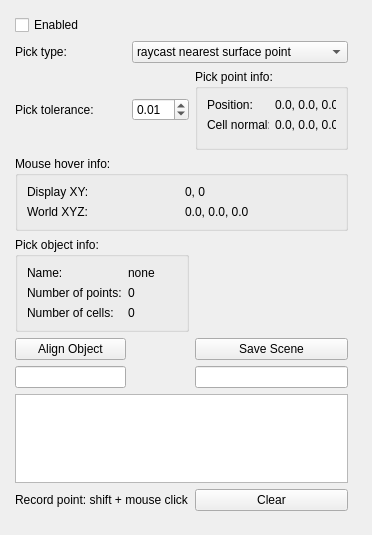
Old version of the form apps/chris/ddGroundTruthAnnotationPanel.ui in the repository RobotLocomotion/spartan.
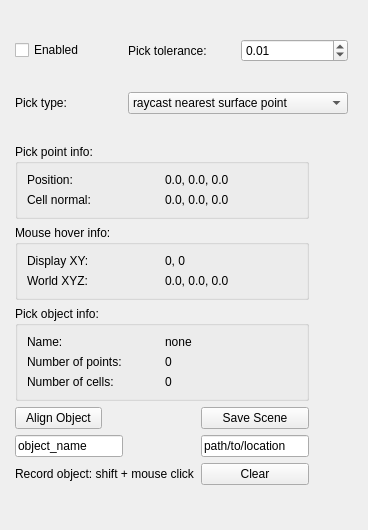
New version of the form.

The edit to the form file:
```diff
--- a/apps/chris/ddGroundTruthAnnotationPanel.ui
+++ b/apps/chris/ddGroundTruthAnnotationPanel.ui
@@ -6,10 +6,16 @@
    <rect>
     <x>0</x>
     <y>0</y>
-    <width>372</width>
-    <height>535</height>
+    <width>368</width>
+    <height>530</height>
    </rect>
   </property>
+  <property name="sizePolicy">
+   <sizepolicy hsizetype="Preferred" vsizetype="Preferred">
+    <horstretch>0</horstretch>
+    <verstretch>0</verstretch>
+   </sizepolicy>
+  </property>
   <property name="windowTitle">
    <string>Ground Truth Annotaion</string>
   </property>
@@ -53,8 +59,21 @@
        <property name="margin">
         <number>9</number>
        </property>
-       <item row="1" column="0" colspan="2">
+       <item row="0" column="0">
+        <widget class="QCheckBox" name="enabledCheck">
+         <property name="text">
+          <string>Enabled</string>
+         </property>
+        </widget>
+       </item>
+       <item row="3" column="0" colspan="3">
         <widget class="QWidget" name="panelContents" native="true">
+         <property name="sizePolicy">
+          <sizepolicy hsizetype="Fixed" vsizetype="Fixed">
+           <horstretch>0</horstretch>
+           <verstretch>0</verstretch>
+          </sizepolicy>
+         </property>
          <layout class="QGridLayout" name="gridLayout_4">
           <property name="margin">
            <number>0</number>
@@ -62,108 +81,21 @@
           <property name="spacing">
            <number>6</number>
           </property>
-          <item row="0" column="1" colspan="2">
-           <widget class="QComboBox" name="pickTypeCombo">
-            <item>
-             <property name="text">
-              <string>raycast nearest surface point</string>
-             </property>
-            </item>
-            <item>
-             <property name="text">
-              <string>raycast nearest vertex</string>
-             </property>
-            </item>
-            <item>
-             <property name="text">
-              <string>hardware render</string>
-             </property>
-            </item>
-           </widget>
-          </item>
-          <item row="1" column="0">
-           <widget class="QLabel" name="label_4">
-            <property name="text">
-             <string>Pick tolerance:</string>
-            </property>
-           </widget>
-          </item>
-          <item row="1" column="1">
-           <widget class="QDoubleSpinBox" name="toleranceSpinBox">
-            <property name="singleStep">
-             <double>0.010000000000000</double>
-            </property>
-            <property name="value">
-             <double>0.010000000000000</double>
-            </property>
-           </widget>
-          </item>
-          <item row="3" column="0" colspan="2">
-           <widget class="QGroupBox" name="objInfoBox">
-            <property name="title">
-             <string>Pick object info:</string>
-            </property>
-            <layout class="QGridLayout" name="gridLayout_2">
-             <item row="0" column="0">
-              <widget class="QLabel" name="label_12">
-               <property name="text">
-                <string>Name:</string>
-               </property>
-              </widget>
-             </item>
-             <item row="0" column="1">
-              <widget class="QLabel" name="objName">
-               <property name="text">
-                <string>none</string>
-               </property>
-              </widget>
-             </item>
-             <item row="1" column="0">
-              <widget class="QLabel" name="label_11">
-               <property name="text">
-                <string>Number of points:</string>
-               </property>
-              </widget>
-             </item>
-             <item row="1" column="1">
-              <widget class="QLabel" name="numPts">
-               <property name="text">
-                <string>0</string>
-               </property>
-              </widget>
-             </item>
-             <item row="2" column="0">
-              <widget class="QLabel" name="label_10">
-               <property name="text">
-                <string>Number of cells:</string>
-               </property>
-              </widget>
-             </item>
-             <item row="2" column="1">
-              <widget class="QLabel" name="numCells">
-               <property name="text">
-                <string>0</string>
-               </property>
-              </widget>
-             </item>
-            </layout>
-           </widget>
-          </item>
-          <item row="8" column="0" colspan="2">
+          <item row="9" column="0" colspan="2">
            <widget class="QLabel" name="label_5">
             <property name="text">
-             <string>Record point: shift + mouse click</string>
+             <string>Record object: shift + mouse click</string>
             </property>
            </widget>
           </item>
-          <item row="8" column="2">
+          <item row="9" column="2">
            <widget class="QPushButton" name="clearButton">
             <property name="text">
              <string>Clear</string>
             </property>
            </widget>
           </item>
-          <item row="2" column="0" colspan="3">
+          <item row="4" column="0" colspan="3">
            <widget class="QGroupBox" name="hoverInfoBox">
             <property name="title">
              <string>Mouse hover info:</string>
@@ -183,14 +115,14 @@
                </property>
               </widget>
              </item>
-             <item row="1" column="0">
+             <item row="2" column="0">
               <widget class="QLabel" name="label_2">
                <property name="text">
                 <string>World XYZ:</string>
                </property>
               </widget>
              </item>
-             <item row="1" column="1">
+             <item row="2" column="1">
               <widget class="QLabel" name="worldPt">
                <property name="text">
                 <string>0.0, 0.0, 0.0</string>
@@ -200,30 +132,81 @@
                </property>
               </widget>
              </item>
+             <item row="1" column="1">
+              <spacer name="verticalSpacer">
+               <property name="orientation">
+                <enum>Qt::Vertical</enum>
+               </property>
+               <property name="sizeHint" stdset="0">
+                <size>
+                 <width>20</width>
+                 <height>0</height>
+                </size>
+               </property>
+              </spacer>
+             </item>
             </layout>
            </widget>
           </item>
-          <item row="6" column="2">
-           <widget class="QLineEdit" name="saveLocation"/>
-          </item>
-          <item row="0" column="0">
-           <widget class="QLabel" name="label_3">
+          <item row="6" column="0">
+           <widget class="QPushButton" name="align">
             <property name="text">
-             <string>Pick type:</string>
+             <string>Align Object</string>
             </property>
            </widget>
           </item>
-          <item row="7" column="0" colspan="3">
-           <widget class="QTextEdit" name="textEdit">
-            <property name="sizePolicy">
-             <sizepolicy hsizetype="Preferred" vsizetype="Preferred">
-              <horstretch>0</horstretch>
-              <verstretch>0</verstretch>
-             </sizepolicy>
+          <item row="5" column="0" colspan="3">
+           <widget class="QGroupBox" name="objInfoBox">
+            <property name="title">
+             <string>Pick object info:</string>
             </property>
+            <layout class="QGridLayout" name="gridLayout_2">
+             <item row="0" column="0">
+              <widget class="QLabel" name="label_12">
+               <property name="text">
+                <string>Name:</string>
+               </property>
+              </widget>
+             </item>
+             <item row="0" column="1">
+              <widget class="QLabel" name="objName">
+               <property name="text">
+                <string>none</string>
+               </property>
+              </widget>
+             </item>
+             <item row="1" column="0">
+              <widget class="QLabel" name="label_11">
+               <property name="text">
+                <string>Number of points:</string>
+               </property>
+              </widget>
+             </item>
+             <item row="1" column="1">
+              <widget class="QLabel" name="numPts">
+               <property name="text">
+                <string>0</string>
+               </property>
+              </widget>
+             </item>
+             <item row="2" column="0">
+              <widget class="QLabel" name="label_10">
+               <property name="text">
+                <string>Number of cells:</string>
+               </property>
+              </widget>
+             </item>
+             <item row="2" column="1">
+              <widget class="QLabel" name="numCells">
+               <property name="text">
+                <string>0</string>
+               </property>
+              </widget>
+             </item>
+            </layout>
            </widget>
           </item>
-          <item row="1" column="2">
+          <item row="2" column="0" rowspan="2" colspan="3">
            <widget class="QGroupBox" name="pickInfoBox">
             <property name="title">
              <string>Pick point info:</string>
@@ -243,9 +226,6 @@
                </property>
               </widget>
              </item>
-             <item row="2" column="0" colspan="2">
-              <widget class="QWidget" name="widget" native="true"/>
-             </item>
              <item row="1" column="1">
               <widget class="QLabel" name="pickNormal">
                <property name="text">
@@ -263,45 +243,84 @@
             </layout>
            </widget>
           </item>
-          <item row="4" column="2">
+          <item row="8" column="0" colspan="2">
+           <widget class="QLineEdit" name="alignObject">
+            <property name="sizePolicy">
+             <sizepolicy hsizetype="Fixed" vsizetype="Fixed">
+              <horstretch>0</horstretch>
+              <verstretch>0</verstretch>
+             </sizepolicy>
+            </property>
+            <property name="text">
+             <string>object_name</string>
+            </property>
+           </widget>
+          </item>
+          <item row="8" column="2">
+           <widget class="QLineEdit" name="saveLocation">
+            <property name="text">
+             <string>path/to/location</string>
+            </property>
+           </widget>
+          </item>
+          <item row="6" column="2">
            <widget class="QPushButton" name="saveScene">
+            <property name="sizePolicy">
+             <sizepolicy hsizetype="Expanding" vsizetype="Fixed">
+              <horstretch>0</horstretch>
+              <verstretch>0</verstretch>
+             </sizepolicy>
+            </property>
             <property name="text">
              <string>Save Scene</string>
             </property>
            </widget>
           </item>
-          <item row="6" column="0">
-           <widget class="QLineEdit" name="alignObject"/>
-          </item>
-          <item row="4" column="0">
-           <widget class="QPushButton" name="align">
-            <property name="text">
-             <string>Align Object</string>
-            </property>
-           </widget>
-          </item>
          </layout>
         </widget>
        </item>
-       <item row="0" column="0">
-        <widget class="QCheckBox" name="enabledCheck">
+       <item row="1" column="0">
+        <widget class="QLabel" name="label_3">
          <property name="text">
-          <string>Enabled</string>
+          <string>Pick type:</string>
          </property>
         </widget>
        </item>
-       <item row="2" column="1">
-        <spacer name="verticalSpacer">
-         <property name="orientation">
-          <enum>Qt::Vertical</enum>
+       <item row="1" column="1" colspan="2">
+        <widget class="QComboBox" name="pickTypeCombo">
+         <item>
+          <property name="text">
+           <string>raycast nearest surface point</string>
+          </property>
+         </item>
+         <item>
+          <property name="text">
+           <string>raycast nearest vertex</string>
+          </property>
+         </item>
+         <item>
+          <property name="text">
+           <string>hardware render</string>
+          </property>
+         </item>
+        </widget>
+       </item>
+       <item row="0" column="1">
+        <widget class="QLabel" name="label_4">
+         <property name="text">
+          <string>Pick tolerance:</string>
          </property>
-         <property name="sizeHint" stdset="0">
-          <size>
-           <width>20</width>
-           <height>0</height>
-          </size>
+        </widget>
+       </item>
+       <item row="0" column="2">
+        <widget class="QDoubleSpinBox" name="toleranceSpinBox">
+         <property name="singleStep">
+          <double>0.010000000000000</double>
          </property>
-        </spacer>
+         <property name="value">
+          <double>0.010000000000000</double>
+         </property>
+        </widget>
        </item>
       </layout>
      </widget>
```
